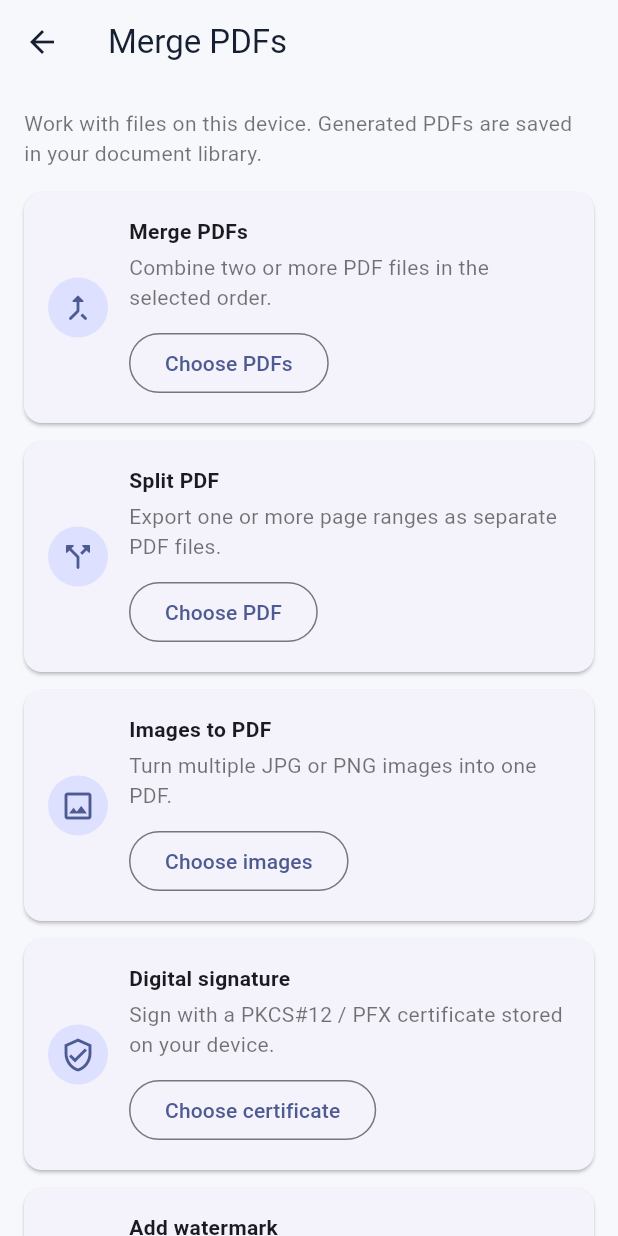
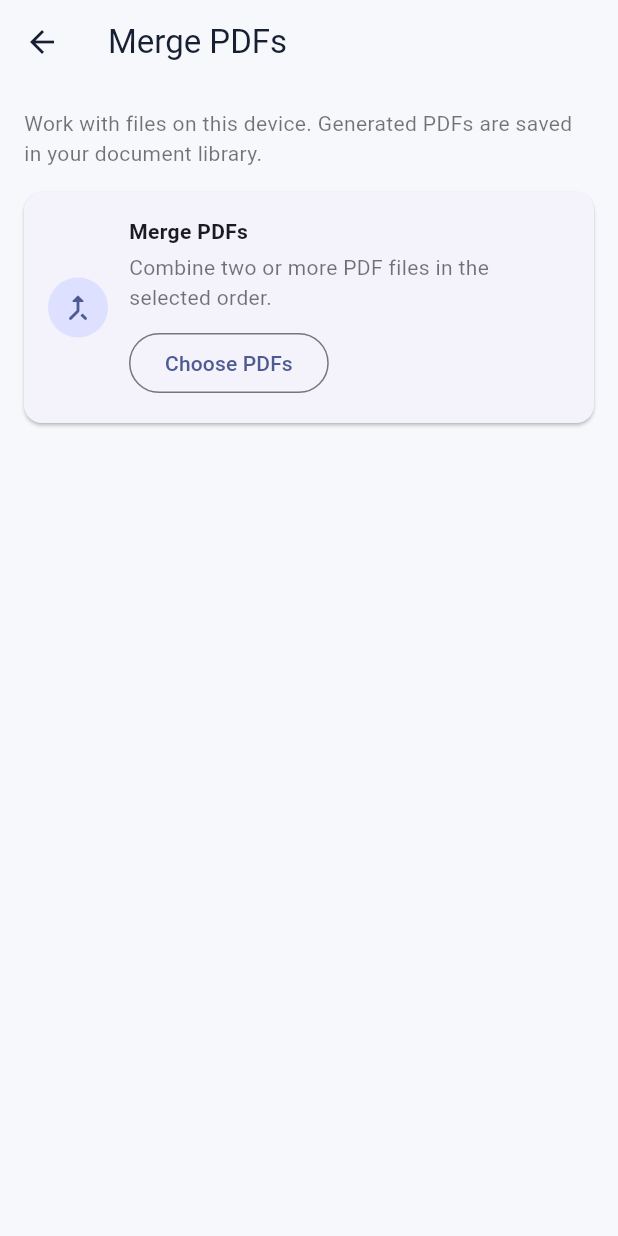
Before and after one commit to ShaheenDevs/pdf_tools_flutter, a Flutter app: the screen it shows after launch, after a tap on "Merge PDFs", on a phone screen of 412 x 824 dp. Run offline on Flutter 3.47's test engine with Material 3 defaults, Android fonts, the phone set to English and light mode, and no system bars; our stand-ins replace drift, file_picker, pdf, share_plus, stacked, stacked_services and 1 more; missing offline and left inert: cunning_document_scanner, pdf_manipulator, pdfx; accounts and stored records are empty; generated files the repository leaves out were written again.

Commit message:
update home pade

```diff
--- a/lib/ui/views/home/home_view.dart
+++ b/lib/ui/views/home/home_view.dart
@@ -33,14 +33,14 @@ class HomeView extends StackedView<HomeViewModel> {
             ),
           ],
         ),
-        actions: [
-          IconButton(
-            tooltip: 'Import PDF or image',
-            onPressed: viewModel.isBusy ? null : viewModel.importDocument,
-            icon: const Icon(Icons.add_rounded),
-          ),
-          const SizedBox(width: 8),
-        ],
+        // actions: [
+        //   IconButton(
+        //     tooltip: 'Import PDF or image',
+        //     onPressed: viewModel.isBusy ? null : viewModel.importDocument,
+        //     icon: const Icon(Icons.add_rounded),
+        //   ),
+        //   const SizedBox(width: 8),
+        // ],
       ),
       body: SafeArea(
         child: RefreshIndicator(
@@ -159,11 +159,11 @@ class HomeView extends StackedView<HomeViewModel> {
           ),
         ),
       ),
-      floatingActionButton: FloatingActionButton.extended(
-        onPressed: viewModel.isBusy ? null : viewModel.importDocument,
-        icon: const Icon(Icons.file_upload_outlined),
-        label: const Text('Import file'),
-      ),
+      // floatingActionButton: FloatingActionButton.extended(
+      //   onPressed: viewModel.isBusy ? null : viewModel.importDocument,
+      //   icon: const Icon(Icons.file_upload_outlined),
+      //   label: const Text('Import file'),
+      // ),
     );
   }
 
@@ -339,7 +339,7 @@ class _ToolGrid extends StatelessWidget {
     _ToolItem('Split PDF', Icons.call_split_rounded),
     _ToolItem('Images to PDF', Icons.image_outlined),
     _ToolItem('Compress PDF', Icons.compress_rounded),
-    _ToolItem('Annotate PDF', Icons.edit_note_rounded),
+    // _ToolItem('Annotate PDF', Icons.edit_note_rounded),
   ];
 
   @override
--- a/lib/ui/views/pdf_tools/pdf_tools_view.dart
+++ b/lib/ui/views/pdf_tools/pdf_tools_view.dart
@@ -29,6 +29,7 @@ class PdfToolsView extends StackedView<PdfToolsViewModel> {
               _StatusMessage(message: viewModel.errorMessage!, isError: true),
             if (viewModel.successMessage != null)
               _StatusMessage(message: viewModel.successMessage!),
+            if (initialTool == 'Merge PDFs')
               _ToolCard(
                 icon: Icons.merge_type_rounded,
                 title: 'Merge PDFs',
@@ -38,6 +39,7 @@ class PdfToolsView extends StackedView<PdfToolsViewModel> {
                 busy: viewModel.isBusy,
                 onPressed: viewModel.mergePdfs,
               ),
+            if (initialTool == 'Split PDF')
               _ToolCard(
                 icon: Icons.call_split_rounded,
                 title: 'Split PDF',
@@ -88,6 +90,7 @@ class PdfToolsView extends StackedView<PdfToolsViewModel> {
                 ),
               ),
             ],
+            if (initialTool == 'Images to PDF')
               _ToolCard(
                 icon: Icons.image_outlined,
                 title: 'Images to PDF',
@@ -96,6 +99,7 @@ class PdfToolsView extends StackedView<PdfToolsViewModel> {
                 busy: viewModel.isBusy,
                 onPressed: viewModel.imagesToPdf,
               ),
+            if (initialTool == 'Digital signature')
               _ToolCard(
                 icon: Icons.verified_user_outlined,
                 title: 'Digital signature',
@@ -103,8 +107,10 @@ class PdfToolsView extends StackedView<PdfToolsViewModel> {
                     'Sign with a PKCS#12 / PFX certificate stored on your device.',
                 buttonLabel: 'Choose certificate',
                 busy: viewModel.isBusy,
-              onPressed: () => _requestCertificatePassword(context, viewModel),
+                onPressed: () =>
+                    _requestCertificatePassword(context, viewModel),
               ),
+            if (initialTool == 'Add watermark')
               _ToolCard(
                 icon: Icons.branding_watermark_outlined,
                 title: 'Add watermark',
@@ -114,6 +120,7 @@ class PdfToolsView extends StackedView<PdfToolsViewModel> {
                 busy: viewModel.isBusy,
                 onPressed: () => _requestWatermark(context, viewModel),
               ),
+            if (initialTool == 'Add page numbers')
               _ToolCard(
                 icon: Icons.format_list_numbered_rounded,
                 title: 'Add page numbers',
@@ -123,6 +130,7 @@ class PdfToolsView extends StackedView<PdfToolsViewModel> {
                 busy: viewModel.isBusy,
                 onPressed: viewModel.addPageNumbers,
               ),
+            if (initialTool == 'Compress PDF')
               _ToolCard(
                 icon: Icons.library_add_check_outlined,
                 title: 'Batch compress PDFs',
@@ -132,6 +140,7 @@ class PdfToolsView extends StackedView<PdfToolsViewModel> {
                 busy: viewModel.isBusy,
                 onPressed: viewModel.batchCompressPdfs,
               ),
+            if (initialTool == 'Compress PDF')
               _ToolCard(
                 icon: Icons.compress_rounded,
                 title: 'Compress PDF',
```
Also changed, not shown: lib/ui/views/pdf_tools/pdf_tools_viewmodel.dart (+10 -5 lines), pubspec.lock. Lines whose indentation alone changed are shown as unchanged.
